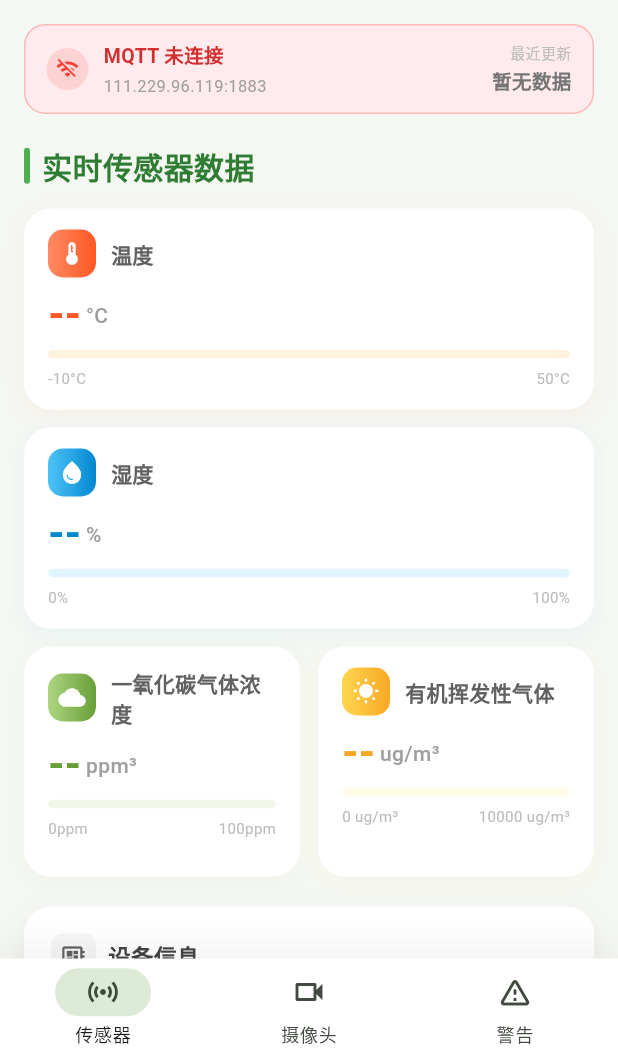
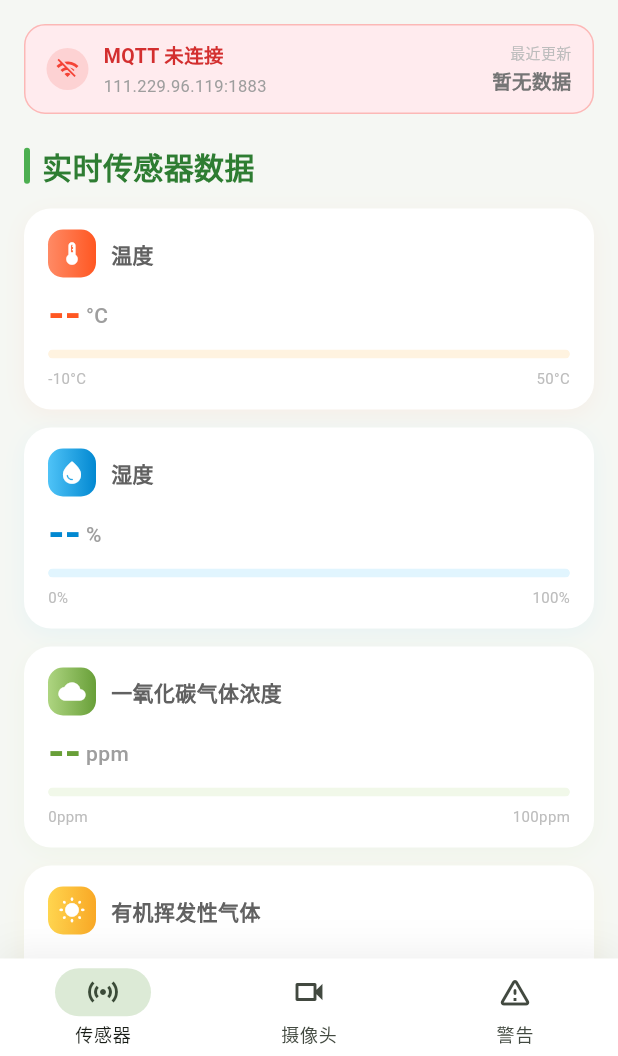
Before and after one commit to yzz23270140/flutter_robotdog, a Flutter app: the screen it shows after launch, on a phone screen of 412 x 824 dp, the part 180-1236 px from its top. Run offline on Flutter 3.47's test engine with Material 3 defaults, Android fonts, the phone set to English and light mode, and no system bars; our stand-ins replace video_player, wakelock_plus; missing offline and left inert: mqtt_client.

Commit message:
Fix sensor card overflows and tighten live stream stall handling

```diff
--- a/lib/main.dart
+++ b/lib/main.dart
@@ -327,51 +327,53 @@ class SensorPage extends StatelessWidget {
                 ),
                 const SizedBox(height: 12),
 
-                // 气体浓度 + 光照强度保持并排
-                Row(
-                  children: [
-                    Expanded(
-                      child: AspectRatio(
-                        aspectRatio: 1.2,
-                        child: _SensorCard(
+                // 气体浓度 + TVOC：大屏并排，小屏自动换行，避免卡片内部溢出
+                LayoutBuilder(
+                  builder: (context, constraints) {
+                    final isCompact = constraints.maxWidth < 720;
+                    final coCard = _SensorCard(
                       title: '一氧化碳气体浓度',
                       value: '${data["co"]}',
-                          unit: 'ppm³',
+                      unit: 'ppm',
                       icon: Icons.cloud_rounded,
-                          gradient: const [
-                            Color(0xFFAED581),
-                            Color(0xFF689F38)
-                          ],
+                      gradient: const [Color(0xFFAED581), Color(0xFF689F38)],
                       bgColor: const Color(0xFFF1F8E9),
                       minVal: 0,
                       maxVal: 100,
                       minLabel: '0ppm',
                       maxLabel: '100ppm',
-                        ),
-                      ),
-                    ),
-                    const SizedBox(width: 12),
-                    Expanded(
-                      child: AspectRatio(
-                        aspectRatio: 1.2,
-                        child: _SensorCard(
+                    );
+                    final tvocCard = _SensorCard(
                       title: '有机挥发性气体',
                       value: '${data["tvoc"]}',
-                          unit: 'ug/m³',
+                      unit: 'μg/m³',
                       icon: Icons.wb_sunny_rounded,
-                          gradient: const [
-                            Color(0xFFFFD54F),
-                            Color(0xFFF9A825)
-                          ],
+                      gradient: const [Color(0xFFFFD54F), Color(0xFFF9A825)],
                       bgColor: const Color(0xFFFFFDE7),
                       minVal: 0,
-                          maxVal: 1000,
-                          minLabel: '0 ug/m³',
-                          maxLabel: '10000 ug/m³',
-                        ),
-                      ),
-                    ),
-                  ],
+                      maxVal: 10000,
+                      minLabel: '0μg/m³',
+                      maxLabel: '10000μg/m³',
+                    );
+
+                    if (isCompact) {
+                      return Column(
+                        children: [
+                          coCard,
+                          const SizedBox(height: 12),
+                          tvocCard,
+                        ],
+                      );
+                    }
+
+                    return Row(
+                      children: [
+                        Expanded(child: coCard),
+                        const SizedBox(width: 12),
+                        Expanded(child: tvocCard),
+                      ],
+                    );
+                  },
                 ),
 
                 const SizedBox(height: 20),
@@ -466,6 +468,8 @@ class _SensorCard extends StatelessWidget {
                 Expanded(
                   child: Text(
                     title,
+                    maxLines: 1,
+                    overflow: TextOverflow.ellipsis,
                     style: TextStyle(
                       fontSize: 14,
                       color: Colors.grey[700],
--- a/lib/mqtt/live_player_widget.dart
+++ b/lib/mqtt/live_player_widget.dart
@@ -23,6 +23,7 @@ class _LivePlayerWidgetState extends State<LivePlayerWidget>
     with WidgetsBindingObserver {
   VideoPlayerController? _controller;
   Timer? _startupTimer;
+  Duration _lastPosition = Duration.zero;
 
   bool _useFlv = false;
   bool _isLoading = true;
@@ -69,6 +70,7 @@ class _LivePlayerWidgetState extends State<LivePlayerWidget>
       );
 
       _controller = nextController;
+      _lastPosition = Duration.zero;
       nextController.addListener(_playerListener);
 
       await nextController.initialize();
@@ -83,7 +85,7 @@ class _LivePlayerWidgetState extends State<LivePlayerWidget>
         _isLoading = false;
       });
 
-      _startupTimer = Timer(const Duration(seconds: 10), () {
+      _startupTimer = Timer(const Duration(seconds: 6), () {
         _handleStartupTimeout(nextController);
       });
     } catch (e) {
@@ -102,6 +104,10 @@ class _LivePlayerWidgetState extends State<LivePlayerWidget>
 
     final hasError = controller.value.hasError;
     final isBuffering = controller.value.isBuffering;
+    final position = controller.value.position;
+    if (position > _lastPosition) {
+      _lastPosition = position;
+    }
 
     if (hasError) {
       setState(() {
@@ -125,7 +131,8 @@ class _LivePlayerWidgetState extends State<LivePlayerWidget>
       return;
     }
 
-    final stillLoading = _isLoading || target.value.isBuffering;
+    final noFrameProgress = _lastPosition <= Duration.zero;
+    final stillLoading = _isLoading || target.value.isBuffering || noFrameProgress;
     if (!stillLoading || _isRecovering) {
       return;
     }
@@ -145,8 +152,8 @@ class _LivePlayerWidgetState extends State<LivePlayerWidget>
       _errorMsg = 'HLS/FLV 都未成功出画面。\n'
           '请检查：\n'
           '1) SRS 是否持续产生 camera.m3u8 与 ts 分片；\n'
-          '2) 推流是否有关键帧（建议固定 GOP=25）；\n'
-          '3) 手机解码是否支持当前 H264 编码参数。';
+          '2) 推流命令不要用 copy，改为 libx264 + GOP=25 + yuv420p；\n'
+          '3) 手机解码是否支持当前 H264 编码参数（Baseline/Main）。';
     });
   }
 
```
Lines whose indentation alone changed are shown as unchanged.
